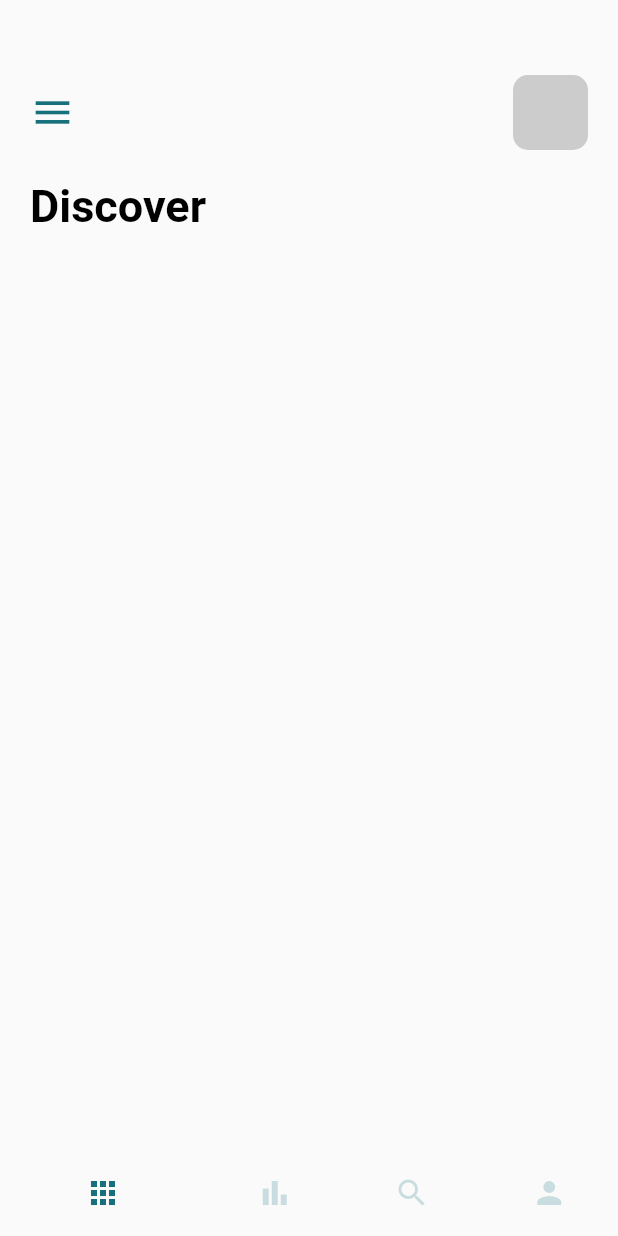
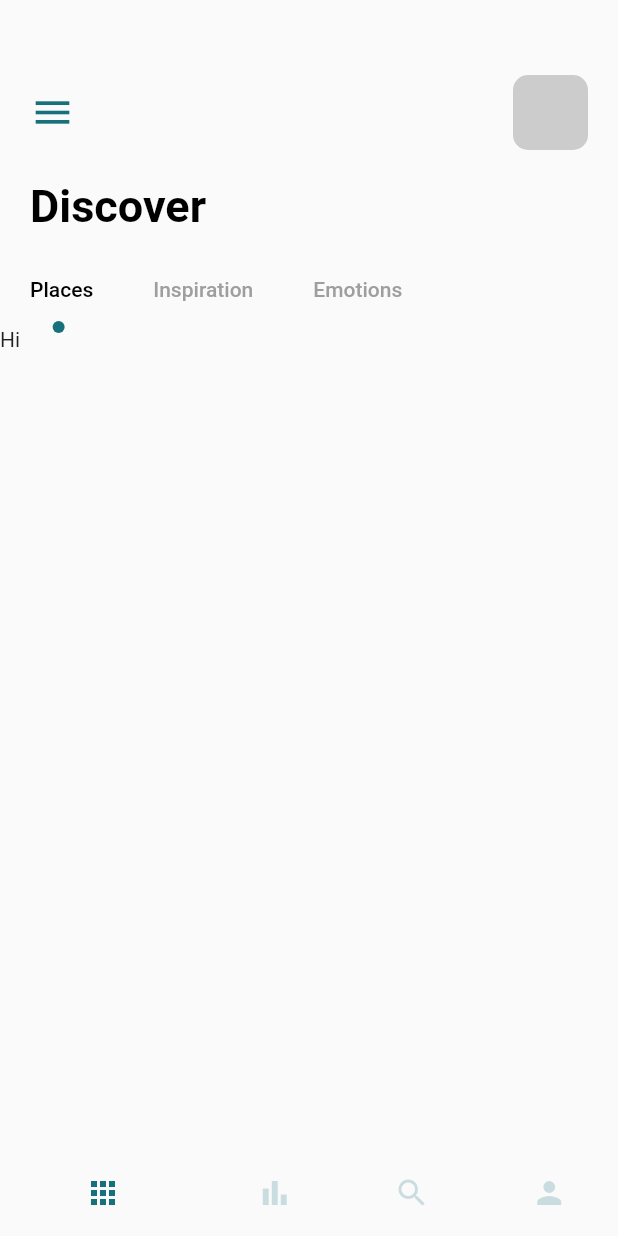
Before and after one commit to Pal202/enjoy-tours, a Flutter app: the screen it shows after launch, on a phone screen of 412 x 824 dp. Run offline on Flutter 3.47's test engine with Material 2 defaults, Android fonts, the phone set to English and light mode, and no system bars.

Commit message:
fifth commit

```diff
--- a/lib/pages/navpages/home_page.dart
+++ b/lib/pages/navpages/home_page.dart
@@ -8,9 +8,10 @@
   State<HomePage> createState() => _HomePageState();
 }
 
-class _HomePageState extends State<HomePage> {
+class _HomePageState extends State<HomePage> with TickerProviderStateMixin {
   @override
   Widget build(BuildContext context) {
+    TabController _tabController = TabController(length: 3, vsync: this);
     return Scaffold(
       body: Column(
         crossAxisAlignment: CrossAxisAlignment.start,
@@ -45,8 +46,69 @@
             margin: EdgeInsets.only(left: 20),
             child: AppLargeText(text: 'Discover'),
           ),
+          SizedBox(
+            height: 15,
+          ),
+          Container(
+            child: Align(
+              alignment: Alignment.centerLeft,
+              child: TabBar(
+                labelPadding: EdgeInsets.only(left: 20, right: 20),
+                controller: _tabController,
+                labelColor: Colors.black,
+                unselectedLabelColor: Colors.grey,
+                isScrollable: true,
+                indicatorSize: TabBarIndicatorSize.label,
+                indicator: CircleTabIndicator(color: Color.fromARGB(236, 5, 101, 114), radius: 4),
+                tabs: [
+                  Tab(text: 'Places'),
+                  Tab(text: 'Inspiration'),
+                  Tab(text: 'Emotions'),
+                ],
+              ),
+            ),
+          ),
+          Container(
+            height: 240,
+            width: double.maxFinite,
+            child: TabBarView(
+              controller: _tabController,
+              children: [
+                Text('Hi'),
+                Text('There'),
+                Text('Bye'),
+              ],
+            ),
+          )
         ],
       ),
     );
   }
 }
+
+class CircleTabIndicator extends Decoration {
+  final Color color;
+  double radius;
+  CircleTabIndicator({required this.color, required this.radius});
+  @override
+  BoxPainter createBoxPainter([VoidCallback? onChanged]) {
+    // TODO: implement createBoxPainter
+    return _CirclePainter(color: color, radius: radius);
+  }
+}
+
+class _CirclePainter extends BoxPainter {
+  final Color color;
+  double radius;
+  _CirclePainter({required this.color, required this.radius});
+  @override
+  void paint(Canvas canvas, Offset offset, ImageConfiguration configuration) {
+    // TODO: implement paint
+    Paint _paint = Paint();
+    _paint.color = color;
+    _paint.isAntiAlias = true;
+    final Offset circleOffset = Offset(configuration.size!.width/2 - radius/2 , configuration.size!.height);
+
+    canvas.drawCircle(offset+circleOffset, radius, _paint);
+  }
+}
```
